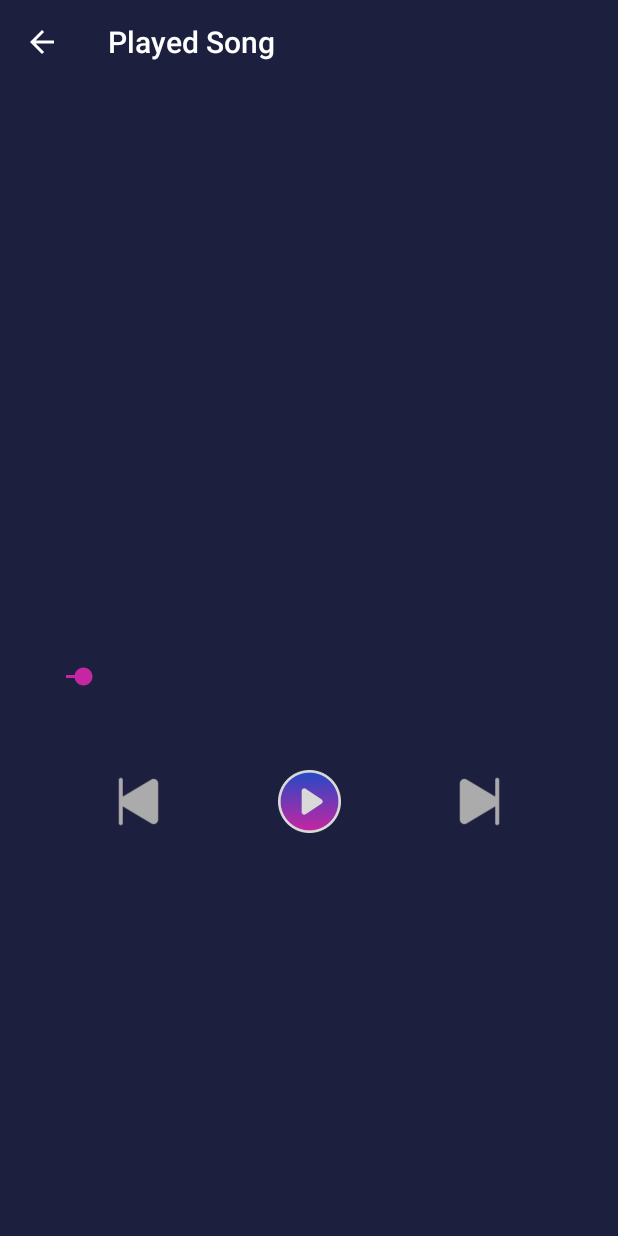
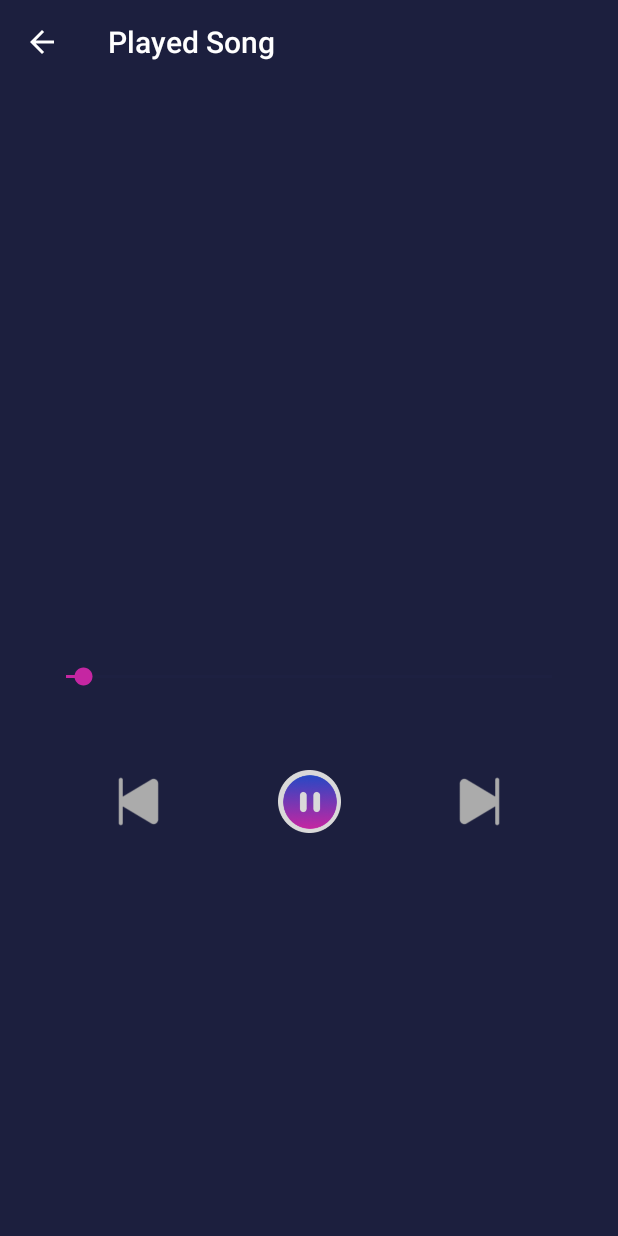
Before and after one commit to dhikaaldhika22/spotilist-android-kotlin, an Android app: the PlayedSong screen opened directly, with no data from a screen before it, after a tap on an icon or button, on a phone screen of 412 x 824 dp. Run offline under Robolectric (Android 15) with nearby library versions, the phone set to English and light mode, and no system bars; pictures from the network do not load; 1 statement that could not run was skipped.

Commit message:
Update Play / Pause Button

```diff
--- a/app/src/main/java/com/myproject/app/spotilist/ui/playedsong/PlayedSong.kt
+++ b/app/src/main/java/com/myproject/app/spotilist/ui/playedsong/PlayedSong.kt
@@ -41,8 +41,11 @@ class PlayedSong : AppCompatActivity() {
         binding?.ivPlay?.setOnClickListener {
             if (!mediaPlayer.isPlaying) {
                 mediaPlayer.start()
+                binding?.ivPlay?.setImageResource(R.drawable.ic_pause_foreground)
             } else {
                 mediaPlayer.pause()
+                binding?.ivPlay?.setImageResource(R.drawable.ic_play_foreground)
+
             }
         }
 
```
Also changed, not shown: app/src/main/res/drawable/ic_pause_foreground.png (added).
